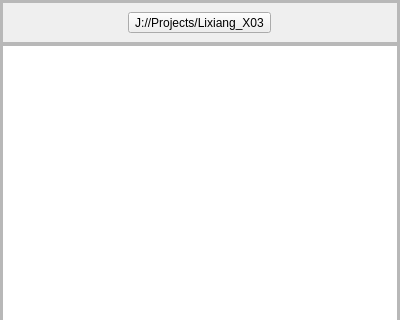
Qt form ui/file_system.ui (syny-o/R2Editor) before a commit; both pictures show x 0 to 400 and y 0 to 320 of the 400 by 777 pixel window.
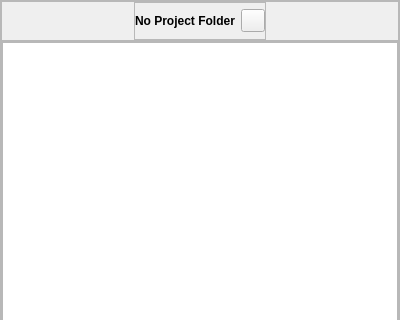
The same form after that commit. Icons and pictures are not drawn.

```diff
--- a/ui/file_system.ui
+++ b/ui/file_system.ui
@@ -125,7 +125,7 @@
          <property name="bottomMargin">
           <number>0</number>
          </property>
-         <item>
+         <item alignment="Qt::AlignHCenter">
           <widget class="QFrame" name="frame_8">
            <property name="sizePolicy">
             <sizepolicy hsizetype="Expanding" vsizetype="Preferred">
@@ -152,13 +152,38 @@
             <enum>QFrame::Raised</enum>
            </property>
            <layout class="QHBoxLayout" name="horizontalLayout_8">
+            <property name="leftMargin">
+             <number>0</number>
+            </property>
+            <property name="topMargin">
+             <number>0</number>
+            </property>
+            <property name="rightMargin">
+             <number>0</number>
+            </property>
+            <property name="bottomMargin">
+             <number>0</number>
+            </property>
+            <item>
+             <widget class="QLabel" name="uiLabelProjectFolder">
+              <property name="font">
+               <font>
+                <weight>75</weight>
+                <bold>true</bold>
+               </font>
+              </property>
+              <property name="text">
+               <string>No Project Folder</string>
+              </property>
+             </widget>
+            </item>
             <item alignment="Qt::AlignHCenter">
              <widget class="QToolButton" name="ui_btn_disconnect_project_folder">
               <property name="enabled">
                <bool>true</bool>
               </property>
               <property name="sizePolicy">
-               <sizepolicy hsizetype="Expanding" vsizetype="Fixed">
+               <sizepolicy hsizetype="Fixed" vsizetype="Fixed">
                 <horstretch>0</horstretch>
                 <verstretch>0</verstretch>
                </sizepolicy>
@@ -173,7 +198,7 @@
                <enum>Qt::DefaultContextMenu</enum>
               </property>
               <property name="text">
-               <string>J://Projects/Lixiang_X03</string>
+               <string/>
               </property>
               <property name="icon">
                <iconset resource="files.qrc">
@@ -186,7 +211,7 @@
                </size>
               </property>
               <property name="toolButtonStyle">
-               <enum>Qt::ToolButtonTextBesideIcon</enum>
+               <enum>Qt::ToolButtonIconOnly</enum>
               </property>
              </widget>
             </item>
```
Left out of the diff: 2 changed lines with no effect on the pictures.
